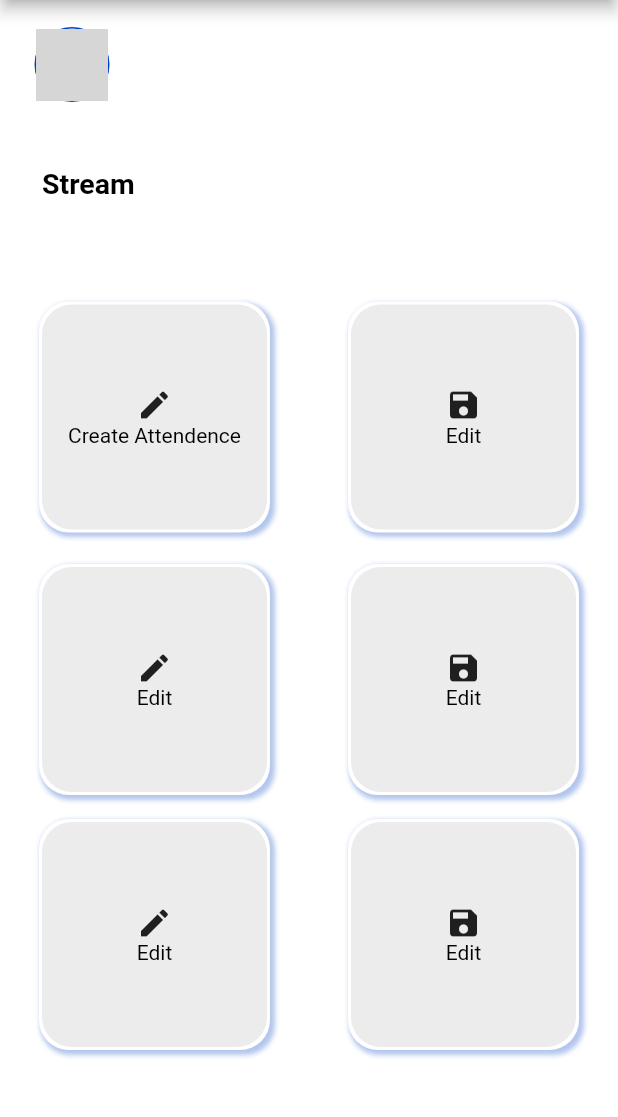
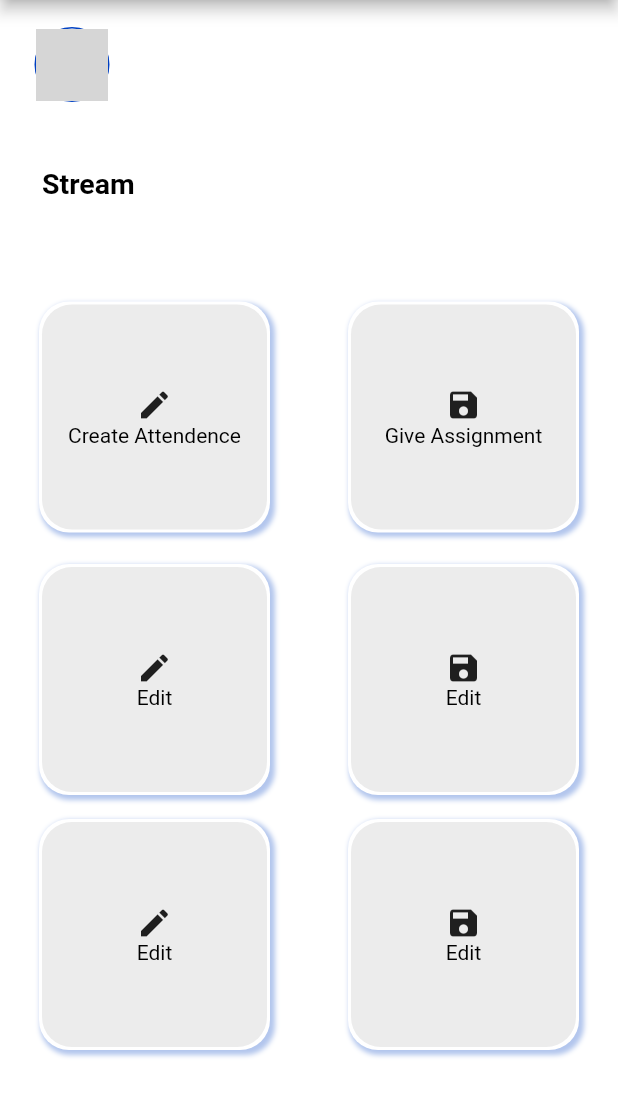
Before and after one commit to Arka02032002/iemcrp_new, a Flutter app: the TeacherHome screen opened directly, on a phone screen of 412 x 824 dp, the part 84-1201 px from its top. Run offline on Flutter 3.47's test engine with Material 2 defaults, Android fonts, the phone set to English and light mode, and no system bars; our stand-ins replace cloud_firestore, file_picker, firebase_auth, firebase_core, firebase_storage, flutter_spinkit and 4 more; accounts and stored records are empty; network calls fail; grey boxes are pictures that could not be loaded.

Commit message:
Assignments uploading feature added

```diff
--- a/lib/Dashboard/Teacher/form_creation.dart
+++ b/lib/Dashboard/Teacher/form_creation.dart
@@ -4,7 +4,6 @@ import 'package:cloud_firestore/cloud_firestore.dart';
 import 'package:flutter/material.dart';
 import 'package:flutter/services.dart';
 import 'package:iemcrp_new/services/code.dart';
-import 'package:uuid/uuid.dart';
 
 import '../../shared/constants.dart';
 
--- a/lib/Dashboard/Teacher/teacher_profile.dart
+++ b/lib/Dashboard/Teacher/teacher_profile.dart
@@ -12,6 +12,7 @@ import 'package:provider/provider.dart';
 import '../../models/user.dart';
 import '../../screens/welcome/welcome_screen.dart';
 import '../loading.dart';
+import 'assignment.dart';
 
 class TeacherProfile extends StatefulWidget {
 
@@ -168,7 +169,8 @@ class _TeacherProfileState extends State<TeacherProfile> {
                     Buttons_small(
                       Textcolor: Colors.black,
                       BackgroundColor: Colors.grey.withOpacity(0.2),
-                      text: 'Edit',
+                      text: 'Give Assignment',
+                      ontap: () => Get.to(Assignment_stream()),
                       icon: Icons.save,
                       size: 150,
                     ),
--- /dev/null
+++ b/lib/models/assignments.dart
@@ -0,0 +1,8 @@
+class Assignment{
+  String desc="";
+  String subject="";
+  String stream="";
+  String ?fileUrl="";
+
+  Assignment({required this.desc,required this.subject,required this.stream,this.fileUrl});
+}
--- a/lib/services/datasbase.dart
+++ b/lib/services/datasbase.dart
@@ -18,7 +18,8 @@ class DatabaseService {
   final CollectionReference teacherCollection =FirebaseFirestore.instance.collection('teachers');
   final CollectionReference questionCollection =FirebaseFirestore.instance.collection('questions');
   final CollectionReference codeCollection =FirebaseFirestore.instance.collection('codes');
-  // final CollectionReference Attendencecollection =FirebaseFirestore.instance.collection('students');
+  final CollectionReference assignmentCollection=FirebaseFirestore.instance.collection('assignments');
+
 
 
 
@@ -56,6 +57,12 @@ class DatabaseService {
     },      SetOptions(merge: true)
 
     );
+  }
+  Future updateAssignmentData(String stream,String desc,String subject,String fileUrl) async{
+    return await assignmentCollection.doc(stream).collection(subject).doc('Assignment').set({
+      'Description': desc,
+      'FileUrl': fileUrl
+    });
   }
 
   List<Code> _codeListFromSnapshot(QuerySnapshot snapshot) {
```
Also changed, not shown: lib/Dashboard/Teacher/assignment.dart (added, +110 -0 lines), pubspec.yaml (+9 -7 lines), pubspec.lock, 3 other files.
